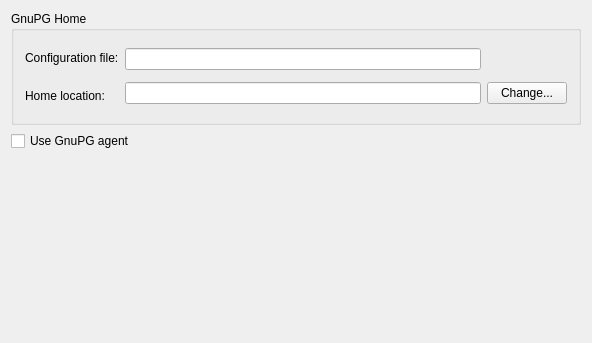
KDE/kgpg, file conf_gpg.ui: the form before one commit.
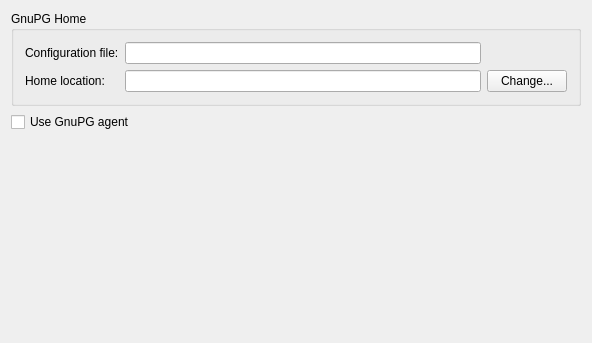
The form after the commit. Custom widgets are drawn as their Qt base class.

The edit to the form file:
```diff
--- a/conf_gpg.ui
+++ b/conf_gpg.ui
@@ -107,9 +107,6 @@
      <property name="orientation" >
       <enum>Qt::Vertical</enum>
      </property>
-     <property name="sizeType" >
-      <enum>QSizePolicy::Minimum</enum>
-     </property>
      <property name="sizeHint" >
       <size>
        <width>569</width>
```
